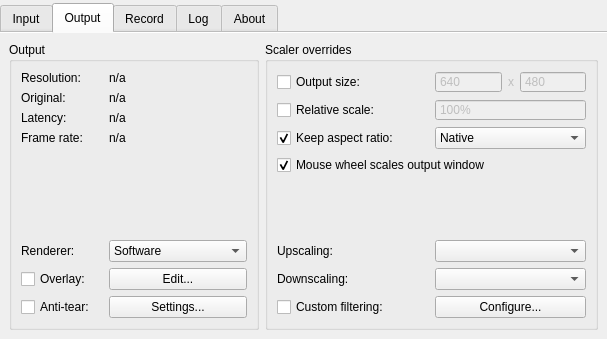
First picture: the form in src/display/qt/d_control_panel.ui, repository mrehkopf/vcs, before the edit.
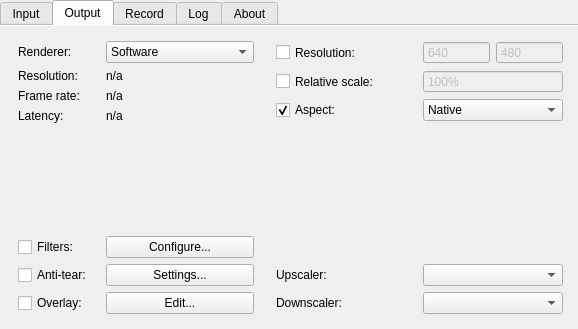
Second picture: the form after the edit. The open tabs and pages were chosen to show the change.

Patch:
```diff
--- a/src/display/qt/d_control_panel.ui
+++ b/src/display/qt/d_control_panel.ui
@@ -6,8 +6,8 @@
    <rect>
     <x>0</x>
     <y>0</y>
-    <width>607</width>
-    <height>339</height>
+    <width>578</width>
+    <height>329</height>
    </rect>
   </property>
   <property name="windowTitle">
@@ -21,7 +21,7 @@
     <number>0</number>
    </property>
    <property name="topMargin">
-    <number>3</number>
+    <number>0</number>
    </property>
    <property name="rightMargin">
     <number>0</number>
@@ -37,9 +37,6 @@
      <property name="layoutDirection">
       <enum>Qt::LeftToRight</enum>
      </property>
-     <property name="styleSheet">
-      <string notr="true">QTabBar::tab { height: 30px; }</string>
-     </property>
      <property name="tabPosition">
       <enum>QTabWidget::North</enum>
      </property>
@@ -47,7 +44,7 @@
       <enum>QTabWidget::Rounded</enum>
      </property>
      <property name="currentIndex">
-      <number>0</number>
+      <number>4</number>
      </property>
      <property name="documentMode">
       <bool>true</bool>
@@ -59,25 +56,34 @@
       <attribute name="title">
        <string>Input</string>
       </attribute>
-      <layout class="QHBoxLayout" name="horizontalLayout_10" stretch="3,4">
+      <layout class="QHBoxLayout" name="horizontalLayout_10" stretch="2,3">
        <property name="spacing">
+        <number>0</number>
+       </property>
+       <property name="leftMargin">
+        <number>9</number>
+       </property>
+       <property name="topMargin">
+        <number>6</number>
+       </property>
+       <property name="rightMargin">
+        <number>6</number>
+       </property>
+       <property name="bottomMargin">
         <number>6</number>
        </property>
        <item>
-        <widget class="QGroupBox" name="groupBox_input">
-         <property name="title">
-          <string>Input</string>
-         </property>
-         <property name="flat">
-          <bool>false</bool>
-         </property>
-         <layout class="QHBoxLayout" name="horizontalLayout_3" stretch="0">
+        <widget class="QFrame" name="frame_input">
+         <layout class="QHBoxLayout" name="horizontalLayout_3">
           <property name="spacing">
            <number>9</number>
           </property>
           <property name="topMargin">
            <number>9</number>
           </property>
+          <property name="rightMargin">
+           <number>7</number>
+          </property>
           <item>
            <widget class="QFrame" name="frame_inputInfo">
             <property name="frameShape">
@@ -125,7 +131,7 @@
              <item row="1" column="0">
               <widget class="QLabel" name="label_12">
                <property name="text">
-                <string>Signal:</string>
+                <string>Signal type:</string>
                </property>
               </widget>
              </item>
@@ -286,28 +292,19 @@
         </widget>
        </item>
        <item>
-        <widget class="QGroupBox" name="groupBox_inputForce">
+        <widget class="QFrame" name="frame_inputForce">
          <property name="mouseTracking">
           <bool>false</bool>
          </property>
          <property name="focusPolicy">
           <enum>Qt::NoFocus</enum>
          </property>
-         <property name="title">
-          <string>Force input resolution</string>
-         </property>
-         <property name="flat">
-          <bool>false</bool>
-         </property>
-         <property name="checkable">
-          <bool>false</bool>
-         </property>
          <layout class="QVBoxLayout" name="verticalLayout_6" stretch="0">
           <property name="sizeConstraint">
            <enum>QLayout::SetDefaultConstraint</enum>
           </property>
           <property name="leftMargin">
-           <number>9</number>
+           <number>7</number>
           </property>
           <property name="topMargin">
            <number>9</number>
@@ -474,18 +471,21 @@
       <attribute name="title">
        <string>Output</string>
       </attribute>
-      <layout class="QHBoxLayout" name="horizontalLayout_9" stretch="3,4">
+      <layout class="QHBoxLayout" name="horizontalLayout_9" stretch="5,6">
        <property name="spacing">
+        <number>4</number>
+       </property>
+       <property name="topMargin">
+        <number>6</number>
+       </property>
+       <property name="rightMargin">
+        <number>6</number>
+       </property>
+       <property name="bottomMargin">
         <number>6</number>
        </property>
        <item>
-        <widget class="QGroupBox" name="groupBox_output">
-         <property name="title">
-          <string>Output</string>
-         </property>
-         <property name="flat">
-          <bool>false</bool>
-         </property>
+        <widget class="QFrame" name="frame_output">
          <layout class="QHBoxLayout" name="horizontalLayout_8" stretch="0">
           <property name="spacing">
            <number>6</number>
@@ -526,7 +526,7 @@
              <property name="bottomMargin">
               <number>0</number>
              </property>
-             <item row="0" column="0">
+             <item row="1" column="0">
               <widget class="QLabel" name="label_10">
                <property name="sizePolicy">
                 <sizepolicy hsizetype="Preferred" vsizetype="Preferred">
@@ -539,60 +539,14 @@
                </property>
               </widget>
              </item>
-             <item row="0" column="1">
+             <item row="1" column="1">
               <widget class="QLabel" name="label_outputResolution">
                <property name="text">
                 <string>n/a</string>
                </property>
               </widget>
              </item>
-             <item row="1" column="0">
-              <widget class="QLabel" name="label_4">
-               <property name="sizePolicy">
-                <sizepolicy hsizetype="Preferred" vsizetype="Preferred">
-                 <horstretch>0</horstretch>
-                 <verstretch>0</verstretch>
-                </sizepolicy>
-               </property>
-               <property name="text">
-                <string>Original:</string>
-               </property>
-              </widget>
-             </item>
-             <item row="1" column="1">
-              <widget class="QLabel" name="label_outputInputResolution">
-               <property name="text">
-                <string>n/a</string>
-               </property>
-              </widget>
-             </item>
              <item row="2" column="0">
-              <widget class="QLabel" name="label_18">
-               <property name="sizePolicy">
-                <sizepolicy hsizetype="Preferred" vsizetype="Preferred">
-                 <horstretch>0</horstretch>
-                 <verstretch>0</verstretch>
-                </sizepolicy>
-               </property>
-               <property name="toolTip">
-                <string/>
-               </property>
-               <property name="text">
-                <string>Latency:</string>
-               </property>
-              </widget>
-             </item>
-             <item row="2" column="1">
-              <widget class="QLabel" name="label_outputProcessTime">
-               <property name="toolTip">
-                <string/>
-               </property>
-               <property name="text">
-                <string>n/a</string>
-               </property>
-              </widget>
-             </item>
-             <item row="3" column="0">
               <widget class="QLabel" name="label_16">
                <property name="sizePolicy">
                 <sizepolicy hsizetype="Preferred" vsizetype="Preferred">
@@ -608,8 +562,24 @@
                </property>
               </widget>
              </item>
+             <item row="3" column="0">
+              <widget class="QLabel" name="label_18">
+               <property name="sizePolicy">
+                <sizepolicy hsizetype="Preferred" vsizetype="Preferred">
+                 <horstretch>0</horstretch>
+                 <verstretch>0</verstretch>
+                </sizepolicy>
+               </property>
+               <property name="toolTip">
+                <string/>
+               </property>
+               <property name="text">
+                <string>Latency:</string>
+               </property>
+              </widget>
+             </item>
              <item row="3" column="1">
-              <widget class="QLabel" name="label_outputFPS">
+              <widget class="QLabel" name="label_outputProcessTime">
                <property name="toolTip">
                 <string/>
                </property>
@@ -618,40 +588,20 @@
                </property>
               </widget>
              </item>
-             <item row="10" column="0">
-              <widget class="QLabel" name="label_2">
-               <property name="minimumSize">
-                <size>
-                 <width>0</width>
-                 <height>0</height>
-                </size>
-               </property>
-               <property name="text">
-                <string>Renderer:</string>
-               </property>
-              </widget>
-             </item>
-             <item row="10" column="1">
-              <widget class="QComboBox" name="comboBox_renderer">
-               <property name="minimumSize">
-                <size>
-                 <width>0</width>
-                 <height>0</height>
-                </size>
-               </property>
-               <item>
-                <property name="text">
-                 <string>Software</string>
-                </property>
-               </item>
-               <item>
-                <property name="text">
-                 <string>OpenGL</string>
-                </property>
-               </item>
-              </widget>
-             </item>
              <item row="11" column="0">
+              <spacer name="verticalSpacer_3">
+               <property name="orientation">
+                <enum>Qt::Vertical</enum>
+               </property>
+               <property name="sizeHint" stdset="0">
+                <size>
+                 <width>20</width>
+                 <height>9000</height>
+                </size>
+               </property>
+              </spacer>
+             </item>
+             <item row="20" column="0">
               <widget class="QCheckBox" name="checkBox_outputOverlayEnabled">
                <property name="sizePolicy">
                 <sizepolicy hsizetype="Minimum" vsizetype="Expanding">
@@ -670,7 +620,7 @@
                </property>
               </widget>
              </item>
-             <item row="11" column="1">
+             <item row="20" column="1">
               <widget class="QPushButton" name="pushButton_editOverlay">
                <property name="minimumSize">
                 <size>
@@ -683,7 +633,62 @@
                </property>
               </widget>
              </item>
-             <item row="12" column="0">
+             <item row="2" column="1">
+              <widget class="QLabel" name="label_outputFPS">
+               <property name="toolTip">
+                <string/>
+               </property>
+               <property name="text">
+                <string>n/a</string>
+               </property>
+              </widget>
+             </item>
+             <item row="0" column="1">
+              <widget class="QComboBox" name="comboBox_renderer">
+               <property name="sizePolicy">
+                <sizepolicy hsizetype="Minimum" vsizetype="Fixed">
+                 <horstretch>0</horstretch>
+                 <verstretch>0</verstretch>
+                </sizepolicy>
+               </property>
+               <property name="minimumSize">
+                <size>
+                 <width>0</width>
+                 <height>0</height>
+                </size>
+               </property>
+               <item>
+                <property name="text">
+                 <string>Software</string>
+                </property>
+               </item>
+               <item>
+                <property name="text">
+                 <string>OpenGL</string>
+                </property>
+               </item>
+              </widget>
+             </item>
+             <item row="0" column="0">
+              <widget class="QLabel" name="label_2">
+               <property name="sizePolicy">
+                <sizepolicy hsizetype="Minimum" vsizetype="Expanding">
+                 <horstretch>0</horstretch>
+                 <verstretch>0</verstretch>
+                </sizepolicy>
+               </property>
+               <property name="minimumSize">
+                <size>
+                 <width>0</width>
+                 <height>0</height>
+                </size>
+               </property>
+               <property name="text">
+                <string>Renderer:</string>
+               </property>
+              </widget>
+             </item>
+             <item row="19" column="0">
               <widget class="QCheckBox" name="checkBox_outputAntiTear">
                <property name="sizePolicy">
                 <sizepolicy hsizetype="Minimum" vsizetype="Expanding">
@@ -702,7 +707,7 @@
                </property>
               </widget>
              </item>
-             <item row="12" column="1">
+             <item row="19" column="1">
               <widget class="QPushButton" name="pushButton_antiTearOptions">
                <property name="minimumSize">
                 <size>
@@ -715,18 +720,43 @@
                </property>
               </widget>
              </item>
-             <item row="4" column="0">
-              <spacer name="verticalSpacer_3">
-               <property name="orientation">
-                <enum>Qt::Vertical</enum>
+             <item row="18" column="0">
+              <widget class="QCheckBox" name="checkBox_customFiltering">
+               <property name="sizePolicy">
+                <sizepolicy hsizetype="Minimum" vsizetype="Expanding">
+                 <horstretch>0</horstretch>
+                 <verstretch>0</verstretch>
+                </sizepolicy>
                </property>
-               <property name="sizeHint" stdset="0">
+               <property name="minimumSize">
                 <size>
-                 <width>20</width>
-                 <height>9000</height>
+                 <width>0</width>
+                 <height>0</height>
                 </size>
                </property>
-              </spacer>
+               <property name="text">
+                <string>Filters:</string>
+               </property>
+              </widget>
+             </item>
+             <item row="18" column="1">
+              <widget class="QPushButton" name="pushButton_configureFiltering">
+               <property name="sizePolicy">
+                <sizepolicy hsizetype="Minimum" vsizetype="Preferred">
+                 <horstretch>0</horstretch>
+                 <verstretch>0</verstretch>
+                </sizepolicy>
+               </property>
+               <property name="minimumSize">
+                <size>
+                 <width>0</width>
+                 <height>0</height>
+                </size>
+               </property>
+               <property name="text">
+                <string>Configure...</string>
+               </property>
+              </widget>
              </item>
             </layout>
            </widget>
@@ -735,10 +765,7 @@
         </widget>
        </item>
        <item>
-        <widget class="QGroupBox" name="groupBox_outputOverrides">
-         <property name="title">
-          <string>Scaler overrides</string>
-         </property>
+        <widget class="QFrame" name="frame_outputOverrides">
          <layout class="QVBoxLayout" name="verticalLayout_4">
           <item>
            <layout class="QHBoxLayout" name="horizontalLayout_12">
@@ -748,13 +775,13 @@
                <bool>true</bool>
               </property>
               <property name="sizePolicy">
-               <sizepolicy hsizetype="Preferred" vsizetype="Fixed">
+               <sizepolicy hsizetype="Preferred" vsizetype="Expanding">
                 <horstretch>0</horstretch>
                 <verstretch>0</verstretch>
                </sizepolicy>
               </property>
               <property name="text">
-               <string>Output size:</string>
+               <string>Resolution:</string>
               </property>
              </widget>
             </item>
@@ -785,22 +812,6 @@
                 </property>
                </widget>
               </item>
-              <item>
-               <widget class="QLabel" name="label_outputBaseResSeparator">
-                <property name="enabled">
-                 <bool>false</bool>
-                </property>
-                <property name="sizePolicy">
-                 <sizepolicy hsizetype="Maximum" vsizetype="Preferred">
-                  <horstretch>0</horstretch>
-                  <verstretch>0</verstretch>
-                 </sizepolicy>
-                </property>
-                <property name="text">
-                 <string>x</string>
-                </property>
-               </widget>
-              </item>
               <item>
                <widget class="QSpinBox" name="spinBox_outputResY">
                 <property name="enabled">
@@ -834,6 +845,12 @@
            <layout class="QHBoxLayout" name="horizontalLayout_4">
             <item>
              <widget class="QCheckBox" name="checkBox_forceOutputScale">
+              <property name="sizePolicy">
+               <sizepolicy hsizetype="Minimum" vsizetype="Expanding">
+                <horstretch>0</horstretch>
+                <verstretch>0</verstretch>
+               </sizepolicy>
+              </property>
               <property name="text">
                <string>Relative scale:</string>
               </property>
@@ -876,8 +893,14 @@
            <layout class="QHBoxLayout" name="horizontalLayout_6">
             <item>
              <widget class="QCheckBox" name="checkBox_outputKeepAspectRatio">
+              <property name="sizePolicy">
+               <sizepolicy hsizetype="Minimum" vsizetype="Expanding">
+                <horstretch>0</horstretch>
+                <verstretch>0</verstretch>
+               </sizepolicy>
+              </property>
               <property name="text">
-               <string>Keep aspect ratio:</string>
+               <string>Aspect:</string>
               </property>
               <property name="checked">
                <bool>true</bool>
@@ -905,16 +928,6 @@
             </item>
            </layout>
           </item>
-          <item>
-           <widget class="QCheckBox" name="checkBox_outputAllowMouseWheelScale">
-            <property name="text">
-             <string>Mouse wheel scales output window</string>
-            </property>
-            <property name="checked">
-             <bool>true</bool>
-            </property>
-           </widget>
-          </item>
           <item>
            <spacer name="verticalSpacer_2">
             <property name="orientation">
@@ -922,18 +935,18 @@
             </property>
             <property name="sizeHint" stdset="0">
              <size>
-              <width>17</width>
-              <height>19</height>
+              <width>20</width>
+              <height>900</height>
              </size>
             </property>
            </spacer>
           </item>
           <item>
-           <layout class="QHBoxLayout" name="horizontalLayout_7">
+           <layout class="QHBoxLayout" name="horizontalLayout_5">
             <item>
              <widget class="QLabel" name="label_21">
               <property name="sizePolicy">
-               <sizepolicy hsizetype="Preferred" vsizetype="Fixed">
+               <sizepolicy hsizetype="Minimum" vsizetype="Expanding">
                 <horstretch>0</horstretch>
                 <verstretch>0</verstretch>
                </sizepolicy>
@@ -945,7 +958,7 @@
                </size>
               </property>
               <property name="text">
-               <string>Upscaling:</string>
+               <string>Upscaler:</string>
               </property>
               <property name="alignment">
                <set>Qt::AlignLeading|Qt::AlignLeft|Qt::AlignVCenter</set>
@@ -955,7 +968,7 @@
             <item>
              <widget class="QComboBox" name="comboBox_outputUpscaleFilter">
               <property name="sizePolicy">
-               <sizepolicy hsizetype="Preferred" vsizetype="Preferred">
+               <sizepolicy hsizetype="Minimum" vsizetype="Fixed">
                 <horstretch>0</horstretch>
                 <verstretch>0</verstretch>
                </sizepolicy>
@@ -974,11 +987,11 @@
            </layout>
           </item>
           <item>
-           <layout class="QHBoxLayout" name="horizontalLayout_5">
+           <layout class="QHBoxLayout" name="horizontalLayout_7">
             <item>
              <widget class="QLabel" name="label_14">
               <property name="sizePolicy">
-               <sizepolicy hsizetype="Preferred" vsizetype="Fixed">
+               <sizepolicy hsizetype="Minimum" vsizetype="Expanding">
                 <horstretch>0</horstretch>
                 <verstretch>0</verstretch>
                </sizepolicy>
@@ -990,7 +1003,7 @@
                </size>
               </property>
               <property name="text">
-               <string>Downscaling:</string>
+               <string>Downscaler:</string>
               </property>
               <property name="alignment">
                <set>Qt::AlignLeading|Qt::AlignLeft|Qt::AlignVCenter</set>
@@ -1000,7 +1013,7 @@
             <item>
              <widget class="QComboBox" name="comboBox_outputDownscaleFilter">
               <property name="sizePolicy">
-               <sizepolicy hsizetype="Preferred" vsizetype="Preferred">
+               <sizepolicy hsizetype="Minimum" vsizetype="Fixed">
                 <horstretch>0</horstretch>
                 <verstretch>0</verstretch>
                </sizepolicy>
@@ -1018,48 +1031,6 @@
             </item>
            </layout>
           </item>
-          <item>
-           <layout class="QHBoxLayout" name="horizontalLayout_26">
-            <item>
-             <widget class="QCheckBox" name="checkBox_customFiltering">
-              <property name="sizePolicy">
-               <sizepolicy hsizetype="Minimum" vsizetype="Fixed">
-                <horstretch>0</horstretch>
-                <verstretch>0</verstretch>
-               </sizepolicy>
-              </property>
-              <property name="minimumSize">
-               <size>
-                <width>0</width>
-                <height>0</height>
-               </size>
-              </property>
-              <property name="text">
-               <string>Custom filtering:</string>
-              </property>
-             </widget>
-            </item>
-            <item>
-             <widget class="QPushButton" name="pushButton_configureFiltering">
-              <property name="sizePolicy">
-               <sizepolicy hsizetype="Minimum" vsizetype="Preferred">
-                <horstretch>0</horstretch>
-                <verstretch>0</verstretch>
-               </sizepolicy>
-              </property>
-              <property name="minimumSize">
-               <size>
-                <width>0</width>
-                <height>0</height>
-               </size>
-              </property>
-              <property name="text">
-               <string>Configure...</string>
-              </property>
-             </widget>
-            </item>
-           </layout>
-          </item>
          </layout>
         </widget>
        </item>
@@ -1073,11 +1044,17 @@
        <property name="leftMargin">
         <number>9</number>
        </property>
+       <property name="topMargin">
+        <number>6</number>
+       </property>
+       <property name="rightMargin">
+        <number>6</number>
+       </property>
+       <property name="bottomMargin">
+        <number>6</number>
+       </property>
        <item>
-        <widget class="QGroupBox" name="groupBox_2">
-         <property name="title">
-          <string>Record</string>
-         </property>
+        <widget class="QFrame" name="frame_2">
          <layout class="QVBoxLayout" name="verticalLayout_15">
           <item>
            <widget class="QFrame" name="frame_recordingFile">
@@ -1103,35 +1080,10 @@
              <property name="bottomMargin">
               <number>0</number>
              </property>
-             <item>
-              <widget class="QPushButton" name="pushButton_recordingSelectFilename">
-               <property name="sizePolicy">
-                <sizepolicy hsizetype="Preferred" vsizetype="Fixed">
-                 <horstretch>0</horstretch>
-                 <verstretch>0</verstretch>
-                </sizepolicy>
-               </property>
-               <property name="minimumSize">
-                <size>
-                 <width>0</width>
-                 <height>0</height>
-                </size>
-               </property>
-               <property name="maximumSize">
-                <size>
-                 <width>40</width>
-                 <height>16777215</height>
-                </size>
-               </property>
-               <property name="text">
-                <string>...</string>
-               </property>
-              </widget>
-             </item>
              <item>
               <widget class="QLineEdit" name="lineEdit_recordingFilename">
                <property name="sizePolicy">
-                <sizepolicy hsizetype="Expanding" vsizetype="Fixed">
+                <sizepolicy hsizetype="Expanding" vsizetype="Preferred">
                  <horstretch>0</horstretch>
                  <verstretch>0</verstretch>
                 </sizepolicy>
@@ -1150,6 +1102,31 @@
                </property>
               </widget>
              </item>
+             <item>
+              <widget class="QPushButton" name="pushButton_recordingSelectFilename">
+               <property name="sizePolicy">
+                <sizepolicy hsizetype="Preferred" vsizetype="Preferred">
+                 <horstretch>0</horstretch>
+                 <verstretch>0</verstretch>
+                </sizepolicy>
+               </property>
+               <property name="minimumSize">
+                <size>
+                 <width>40</width>
+                 <height>0</height>
+                </size>
+               </property>
+               <property name="maximumSize">
+                <size>
+                 <width>40</width>
+                 <height>16777215</height>
+                </size>
+               </property>
+               <property name="text">
+                <string>...</string>
+               </property>
+              </widget>
+             </item>
             </layout>
            </widget>
           </item>
@@ -1183,7 +1160,7 @@
                    <rect>
                     <x>0</x>
                     <y>0</y>
-                    <width>291</width>
+                    <width>281</width>
                     <height>299</height>
                    </rect>
                   </property>
@@ -1554,17 +1531,26 @@
             <item>
              <layout class="QVBoxLayout" name="verticalLayout_14" stretch="0,0">
               <item>
-               <widget class="QGroupBox" name="groupBox_3">
+               <widget class="QFrame" name="frame_3">
                 <property name="sizePolicy">
                  <sizepolicy hsizetype="Expanding" vsizetype="Preferred">
                   <horstretch>0</horstretch>
                   <verstretch>0</verstretch>
                  </sizepolicy>
                 </property>
-                <property name="title">
-                 <string>Video</string>
-                </property>
                 <layout class="QVBoxLayout" name="verticalLayout_7">
+                 <property name="leftMargin">
+                  <number>6</number>
+                 </property>
+                 <property name="topMargin">
+                  <number>6</number>
+                 </property>
+                 <property name="rightMargin">
+                  <number>6</number>
+                 </property>
+                 <property name="bottomMargin">
+                  <number>6</number>
+                 </property>
                  <item>
                   <layout class="QHBoxLayout" name="horizontalLayout_32">
                    <item>
@@ -1715,17 +1701,11 @@
                 <item>
                  <widget class="QPushButton" name="pushButton_recordingStart">
                   <property name="sizePolicy">
-                   <sizepolicy hsizetype="Preferred" vsizetype="Expanding">
+                   <sizepolicy hsizetype="Preferred" vsizetype="Preferred">
                     <horstretch>0</horstretch>
                     <verstretch>0</verstretch>
                    </sizepolicy>
                   </property>
-                  <property name="minimumSize">
-                   <size>
-                    <width>0</width>
-                    <height>0</height>
-                   </size>
-                  </property>
                   <property name="text">
                    <string>Record</string>
                   </property>
@@ -1737,17 +1717,11 @@
                    <bool>false</bool>
                   </property>
                   <property name="sizePolicy">
-                   <sizepolicy hsizetype="Preferred" vsizetype="Expanding">
+                   <sizepolicy hsizetype="Preferred" vsizetype="Preferred">
                     <horstretch>0</horstretch>
                     <verstretch>0</verstretch>
                    </sizepolicy>
                   </property>
-                  <property name="minimumSize">
-                   <size>
-                    <width>0</width>
-                    <height>0</height>
-                   </size>
-                  </property>
                   <property name="text">
                    <string>Save</string>
                   </property>
@@ -1769,6 +1743,15 @@
        <string>Log</string>
       </attribute>
       <layout class="QVBoxLayout" name="verticalLayout_2">
+       <property name="topMargin">
+        <number>6</number>
+       </property>
+       <property name="rightMargin">
+        <number>6</number>
+       </property>
+       <property name="bottomMargin">
+        <number>6</number>
+       </property>
        <item>
         <layout class="QHBoxLayout" name="horizontalLayout_2">
          <item>
@@ -1891,6 +1874,21 @@
        <string>About</string>
       </attribute>
       <layout class="QVBoxLayout" name="verticalLayout_5">
+       <property name="spacing">
+        <number>0</number>
+       </property>
+       <property name="leftMargin">
+        <number>6</number>
+       </property>
+       <property name="topMargin">
+        <number>6</number>
+       </property>
+       <property name="rightMargin">
+        <number>6</number>
+       </property>
+       <property name="bottomMargin">
+        <number>9</number>
+       </property>
        <item>
         <widget class="QScrollArea" name="scrollArea_about">
          <property name="frameShape">
@@ -1904,8 +1902,8 @@
            <rect>
             <x>0</x>
             <y>0</y>
-            <width>574</width>
-            <height>516</height>
+            <width>548</width>
+            <height>554</height>
            </rect>
           </property>
           <layout class="QVBoxLayout" name="verticalLayout_8">
@@ -1933,7 +1931,7 @@
               </font>
              </property>
              <property name="title">
-              <string>VCS v</string>
+              <string>VCS vX.X.X</string>
              </property>
              <property name="alignment">
               <set>Qt::AlignLeading|Qt::AlignLeft|Qt::AlignVCenter</set>
@@ -1942,34 +1940,60 @@
               <bool>false</bool>
              </property>
              <layout class="QVBoxLayout" name="verticalLayout_9">
-              <property name="leftMargin">
-               <number>9</number>
-              </property>
-              <property name="topMargin">
-               <number>9</number>
-              </property>
-              <property name="rightMargin">
-               <number>9</number>
-              </property>
-              <property name="bottomMargin">
-               <number>9</number>
+              <property name="spacing">
+               <number>16</number>
               </property>
               <item>
                <widget class="QLabel" name="label_17">
                 <property name="text">
-                 <string>A third-party capture utility for certain Datapath capture cards.
-Neither associated with nor endorsed by Datapath.
-Copyright (c) 2017-2019 Tarpeeksi Hyvae Soft.
+                 <string>A third-party capture utility for certain Datapath capture cards. Neither associated with nor endorsed by Datapath. Copyright (c) 2017-2019 Tarpeeksi Hyvae Soft et al.
 
-This software interfaces with the Qt framework, copyright (c) The Qt Company;
-the RGBEasy API, copyright (c) Datapath Ltd; and the OpenCV library,
-copyright (c) OpenCV team. Find out more in the VCS readme.</string>
+VCS interfaces with the Qt framework, copyright (c) The Qt Company; the RGBEasy API, copyright (c) Datapath Ltd; and the OpenCV library, copyright (c) OpenCV team. Find out more in the VCS readme.</string>
                 </property>
                 <property name="alignment">
                  <set>Qt::AlignLeading|Qt::AlignLeft|Qt::AlignVCenter</set>
                 </property>
+                <property name="wordWrap">
+                 <bool>true</bool>
+                </property>
                </widget>
               </item>
+              <item>
+               <layout class="QHBoxLayout" name="horizontalLayout_26">
+                <property name="sizeConstraint">
+                 <enum>QLayout::SetDefaultConstraint</enum>
+                </property>
+                <item>
+                 <widget class="QCheckBox" name="checkBox_customStylingEnabled">
+                  <property name="sizePolicy">
+                   <sizepolicy hsizetype="Minimum" vsizetype="Maximum">
+                    <horstretch>0</horstretch>
+                    <verstretch>0</verstretch>
+                   </sizepolicy>
+                  </property>
+                  <property name="text">
+                   <string>Custom interface styling</string>
+                  </property>
+                  <property name="checked">
+                   <bool>true</bool>
+                  </property>
+                 </widget>
+                </item>
+                <item>
+                 <spacer name="horizontalSpacer_2">
+                  <property name="orientation">
+                   <enum>Qt::Horizontal</enum>
+                  </property>
+                  <property name="sizeHint" stdset="0">
+                   <size>
+                    <width>9000</width>
+                    <height>20</height>
+                   </size>
+                  </property>
+                 </spacer>
+                </item>
+               </layout>
+              </item>
              </layout>
             </widget>
            </item>
@@ -2036,7 +2060,7 @@
               <item>
                <layout class="QHBoxLayout" name="horizontalLayout_25">
                 <item>
-                 <widget class="QLabel" name="label_9">
+                 <widget class="QLabel" name="label_inputMaxResolution">
                   <property name="text">
                    <string>Input resolution, maximum:</string>
                   </property>
```
Left out of the diff: 44 changed lines with no effect on the pictures.
